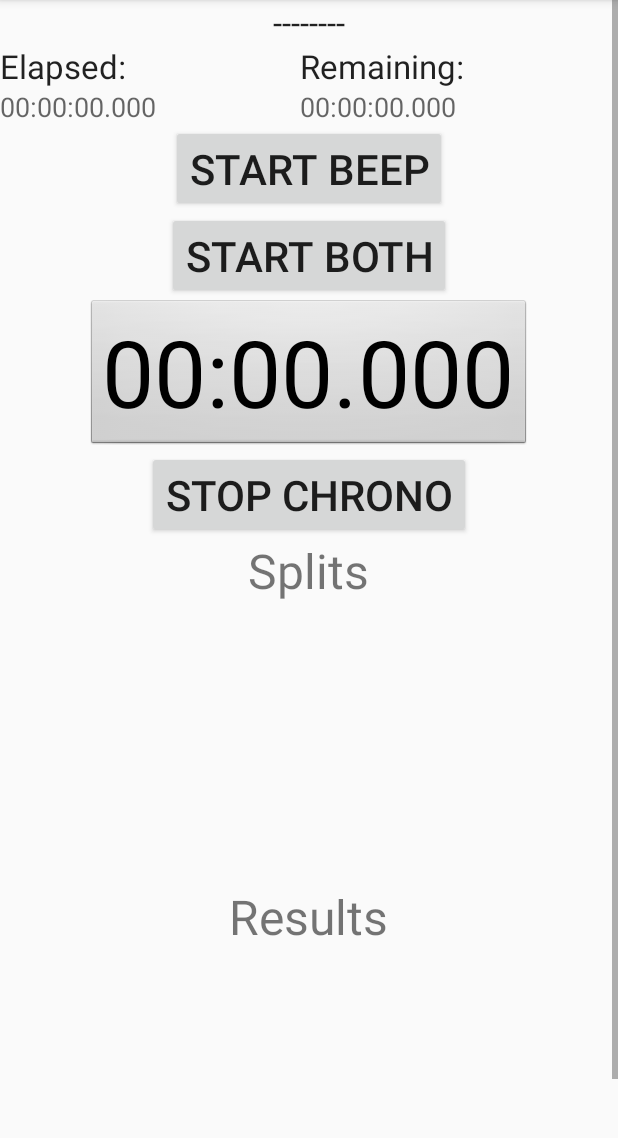
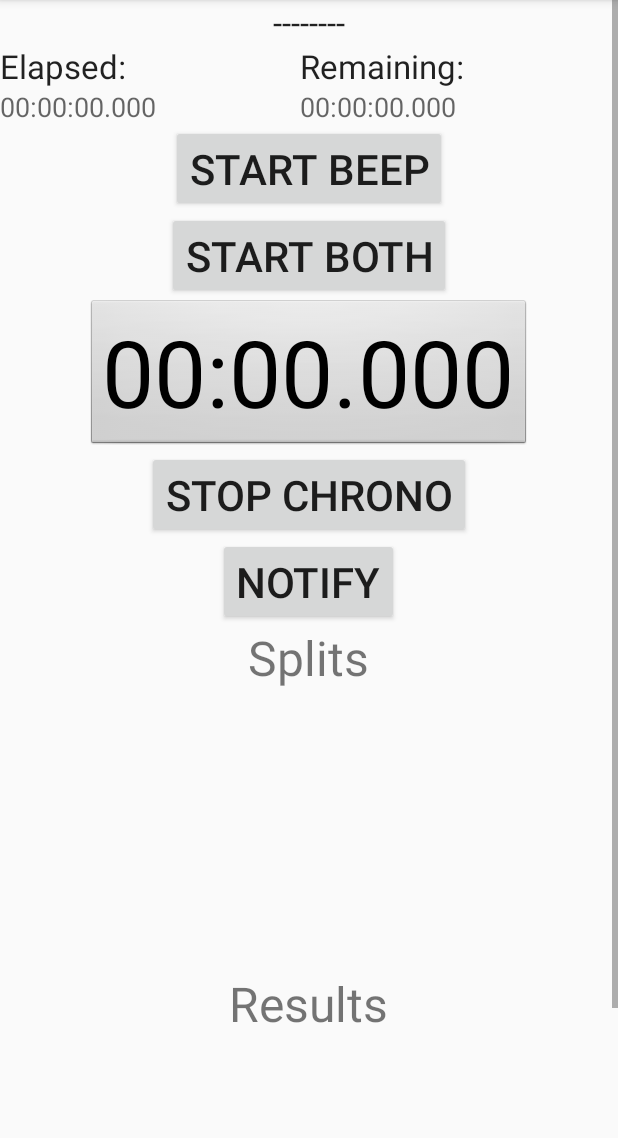
Before and after one commit to davidhudman/IntervalTimerSimplest, an Android app: the MainTimerUI screen opened directly, with no data from a screen before it, on a phone screen of 412 x 824 dp, the part 84-1222 px from its top. Run offline under Robolectric (Android 15) with nearby library versions, the phone set to English and light mode, and no system bars; 5 statements that could not run were skipped.

Commit message:
I'm able to click a button and send a notification to the notification section on Nexus 5 smartphone which will also automatically push to Sony Smartwatch 3 when connected (by default). I still need to figure out how to get the phone and the watch to vibrate when that notification occurs. I've tried .setPriority() and .setCategory() with no luck. I guess they can be removed.

```diff
--- a/app/src/main/res/layout/activity_main_timer_ui.xml
+++ b/app/src/main/res/layout/activity_main_timer_ui.xml
@@ -13,7 +13,10 @@
         xmlns:tools="http://schemas.android.com/tools"
         android:layout_width="fill_parent"
         android:layout_height="fill_parent"
-        tools:context="com.example.david.intervaltimersimplest.DurationActivity" >
+        tools:context="com.example.david.intervaltimersimplest.DurationActivity"
+        android:layout_alignParentTop="true"
+        android:layout_alignParentLeft="true"
+        android:layout_alignParentStart="true">
 
         <LinearLayout
             xmlns:android="http://schemas.android.com/apk/res/android"
@@ -184,6 +187,13 @@
                     android:text="STOP CHRONO"
                     android:textSize="28dp" />
 
+                <Button
+                    android:layout_width="wrap_content"
+                    android:layout_height="wrap_content"
+                    android:onClick="generateNotification"
+                    android:text="NOTIFY"
+                    android:textSize="28dp" />
+
             </LinearLayout>
 
             <LinearLayout
```
Also changed, not shown: app/src/main/java/com/example/david/intervaltimersimplest/MainTimerUI.java (+45 -0 lines).
